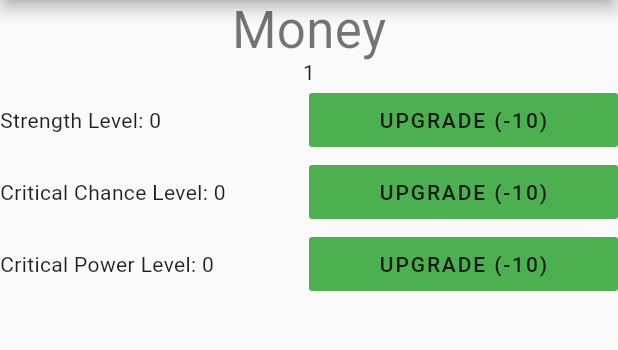
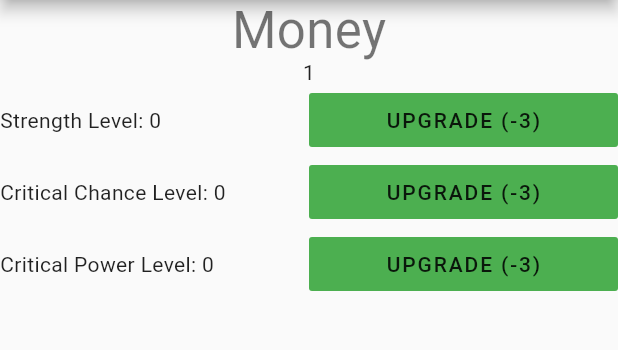
Before and after one commit to frogman1189/clicker_game, a Flutter app: the screen it shows after launch, after a tap on "CLICK!", after a tap on "SHOP", on a phone screen of 412 x 824 dp, the part 84-434 px from its top. Run offline on Flutter 3.47's test engine with Material 2 defaults, Android fonts, the phone set to English and light mode, and no system bars; our stand-ins replace bloc, flutter_bloc.

Commit message:
Add variable stat pricing

```diff
--- a/lib/src/bloc/player_bloc.dart
+++ b/lib/src/bloc/player_bloc.dart
@@ -1,6 +1,7 @@
 import 'package:bloc/bloc.dart';
 import 'dart:math';
 import '../math/math.dart';
+import '../errors/not_in_test_error.dart';
 
 bool testing = false;
 
@@ -13,6 +14,8 @@ class PlayerBloc extends Bloc<PlayerEvent, PlayerState> {
     if(testing == true) {
       _testState = testState;
       add(PlayerEvent.TestStateSet);
+    } else {
+      throw NotInTestError();
     }
   }
 
@@ -60,8 +63,9 @@ class PlayerState {
   final int criticalChanceLevel;
   final int criticalPowerLevel;
   final int money;
-  static const upgradeCost = 10;
+  //static const upgradeCost = 10;
 
+  int get upgradeCost => (strengthLevel + criticalChanceLevel + criticalPowerLevel + 1) * 3;
   int get strength => strengthLevel + 1;
   double get criticalChance => roundDouble(criticalChanceLevel * 0.01 + 0.01, 2);
   double get criticalPower => roundDouble(criticalPowerLevel * 0.15 + 1.5, 2);
--- a/lib/src/components/stat_shop.dart
+++ b/lib/src/components/stat_shop.dart
@@ -17,7 +17,7 @@ class StatShop extends StatelessWidget {
                   ),
                   Expanded(
                     child:FlatButton(
-                      child: Text("UPGRADE (-10)"),
+                      child: Text("UPGRADE (-${player.upgradeCost})"),
                       color: Colors.green,
                       onPressed: () => {
                         BlocProvider.of<PlayerBloc>(context)
@@ -34,7 +34,7 @@ class StatShop extends StatelessWidget {
                   ),
                   Expanded(
                     child:FlatButton(
-                      child: Text("UPGRADE (-10)"),
+                      child: Text("UPGRADE (-${player.upgradeCost})"),
                       color: Colors.green,
                       onPressed: () => {
                         BlocProvider.of<PlayerBloc>(context)
@@ -51,7 +51,7 @@ class StatShop extends StatelessWidget {
                   ),
                   Expanded(
                     child: FlatButton(
-                      child: Text("UPGRADE (-10)"),
+                      child: Text("UPGRADE (-${player.upgradeCost})"),
                       color: Colors.green,
                       onPressed: () => {
                         BlocProvider.of<PlayerBloc>(context)
```
